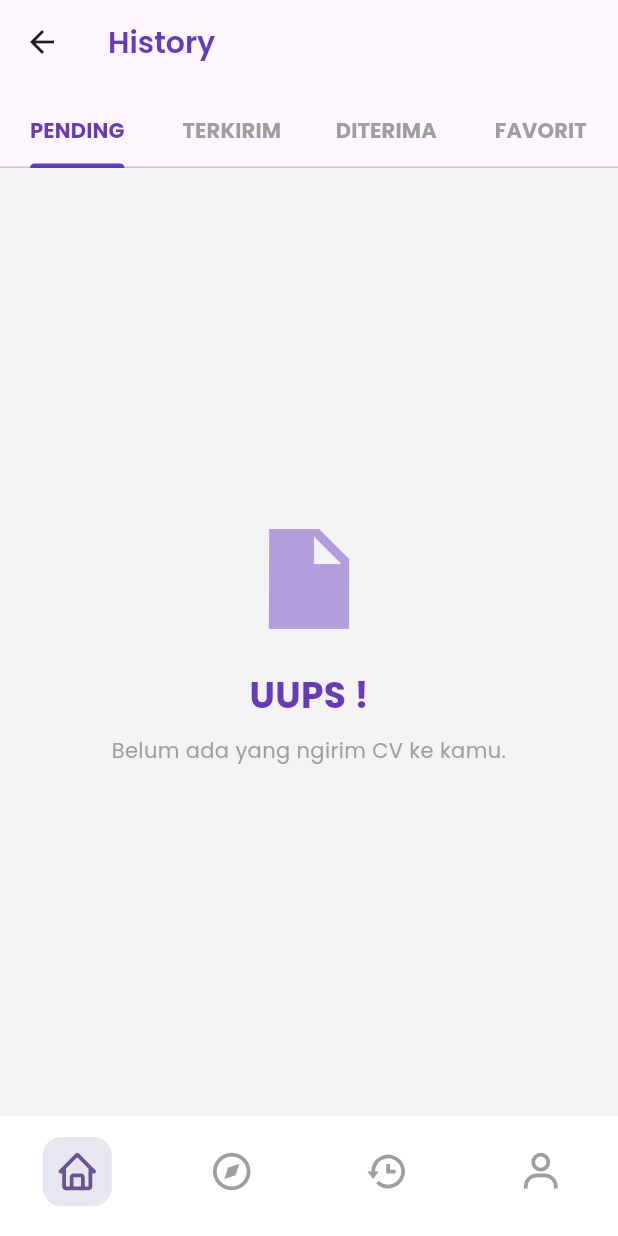
After one commit to Shdhz/Taaruf-app, a Flutter app: the History screen opened by its route, on a phone screen of 412 x 824 dp. The commit adds this screen. Run offline on Flutter 3.47's test engine with Material 3 defaults, Android fonts, the phone set to English and light mode, and no system bars; our stand-ins replace get, google_fonts, icons_plus.

Commit message:
add: history page

```diff
--- /dev/null
+++ b/lib/pages/history.dart
@@ -0,0 +1,102 @@
+import 'package:flutter/material.dart';
+import 'package:get/get.dart';
+import 'package:taaruf_app/pages/tab_bar_history/pending.dart';
+
+import '../widget/bottomnav/bottom_nav.dart';
+import '../widget/tabBar/tab_bar_view.dart';
+
+class History extends StatefulWidget {
+  const History({super.key});
+
+  static const List<String> tabs = [
+    'PENDING',
+    'TERKIRIM',
+    'DITERIMA',
+    'FAVORIT',
+  ];
+
+  @override
+  State<History> createState() => _HistoryState();
+}
+
+class _HistoryState extends State<History> with SingleTickerProviderStateMixin {
+  late TabController _tabController;
+  int initialTabIndex = 0;
+
+  @override
+  void initState() {
+    super.initState();
+
+    final dynamic arg = Get.arguments?['initialTab'];
+    if (arg is int) {
+      initialTabIndex = arg.clamp(0, History.tabs.length - 1);
+    } else if (arg is String) {
+      final index = History.tabs.indexWhere(
+        (t) => t.toLowerCase() == arg.toLowerCase(),
+      );
+      if (index != -1) {
+        initialTabIndex = index;
+      }
+    }
+
+    _tabController = TabController(
+      length: History.tabs.length,
+      vsync: this,
+      initialIndex: initialTabIndex,
+    );
+  }
+
+  @override
+  void dispose() {
+    _tabController.dispose();
+    super.dispose();
+  }
+
+  @override
+  Widget build(BuildContext context) {
+    return Scaffold(
+      appBar: AppBar(
+        title: const Text(
+          "History",
+          style: TextStyle(color: Colors.deepPurple),
+        ),
+        bottom: CustomTabBar(controller: _tabController, tabs: History.tabs),
+      ),
+      body: TabBarView(
+        controller: _tabController,
+        children:
+            History.tabs.map((tab) {
+              switch (tab.toUpperCase()) {
+                case 'PENDING':
+                  return const PendingTab();
+                case 'TERKIRIM':
+                  return EmptyTabContent(
+                    title: "UUPS !",
+                    message: "Belum ada data terkirim.",
+                    image: Icons.outbox,
+                    tabs: [],
+                  );
+                case 'DITERIMA':
+                  return EmptyTabContent(
+                    title: "UUPS !",
+                    message: "Belum ada data diterima.",
+                    image: Icons.inbox,
+                    tabs: [],
+                  );
+                case 'FAVORIT':
+                  return EmptyTabContent(
+                    title: "UUPS !",
+                    message: "Belum ada data favorit.",
+                    image: Icons.favorite_border,
+                    tabs: [],
+                  );
+                default:
+                  return const SizedBox(); // fallback jika tab tidak ditemukan
+              }
+            }).toList(),
+      ),
+
+      bottomNavigationBar: CustomBottomNav(),
+    );
+  }
+}
--- /dev/null
+++ b/lib/pages/tab_bar_history/pending.dart
@@ -0,0 +1,24 @@
+import 'package:flutter/material.dart';
+
+import '../../widget/tabBar/tab_bar_view.dart';
+
+class PendingTab extends StatelessWidget {
+  const PendingTab({super.key});
+
+  @override
+  Widget build(BuildContext context) {
+    return Center(
+      child: Column(
+        mainAxisAlignment: MainAxisAlignment.center,
+        children: [
+          EmptyTabContent(
+            title: "UUPS !",
+            message: "Belum ada yang ngirim CV ke kamu.",
+            image: Icons.insert_drive_file_sharp,
+            tabs: [],
+          ),
+        ],
+      ),
+    );
+  }
+}
--- a/lib/routes/app_pages.dart
+++ b/lib/routes/app_pages.dart
@@ -2,6 +2,7 @@ import 'package:get/get.dart';
 import 'package:taaruf_app/auth/login.dart';
 import 'package:taaruf_app/pages/beranda.dart';
 import 'package:taaruf_app/pages/carousel_home.dart';
+import '../pages/history.dart';
 import '../pages/profile.dart';
 import '../auth/register.dart';
 import '../pages/find_couple.dart';
@@ -37,5 +38,9 @@ class AppPages {
       name: AppRoutes.profile,
       page: () => const Profile(),
     ),
+    GetPage(
+      name: AppRoutes.history,
+      page: () => const History(),
+    ),
   ];
 }
--- a/lib/widget/bottomnav/bottom_nav.dart
+++ b/lib/widget/bottomnav/bottom_nav.dart
@@ -19,7 +19,7 @@ class BottomNavController extends GetxController {
         Get.offNamed(AppRoutes.explore);
         break;
       case 2:
-        Get.offNamed(AppRoutes.profile);
+        Get.offNamed(AppRoutes.history);
         break;
       case 3:
         Get.offNamed(AppRoutes.profile);
--- /dev/null
+++ b/lib/widget/tabBar/tab_bar_view.dart
@@ -0,0 +1,71 @@
+import 'package:flutter/material.dart';
+
+class EmptyTabContent extends StatelessWidget {
+  final String title;
+  final String message;
+  final IconData image;
+
+  const EmptyTabContent({
+    super.key,
+    required this.title,
+    required this.message,
+    required this.image,
+    required List<String> tabs,
+  });
+
+  @override
+  Widget build(BuildContext context) {
+    return Center(
+      child: Padding(
+        padding: const EdgeInsets.symmetric(horizontal: 30.0),
+        child: Column(
+          mainAxisAlignment: MainAxisAlignment.center,
+          children: [
+            Icon(image, size: 80, color: Colors.deepPurple[200]),
+            SizedBox(height: 20),
+            Text(
+              title,
+              style: TextStyle(
+                fontSize: 24,
+                color: Colors.deepPurple,
+                fontWeight: FontWeight.bold,
+              ),
+            ),
+            SizedBox(height: 10),
+            Text(
+              message,
+              textAlign: TextAlign.center,
+              style: TextStyle(color: Colors.grey),
+            ),
+          ],
+        ),
+      ),
+    );
+  }
+}
+
+class CustomTabBar extends StatelessWidget implements PreferredSizeWidget {
+  final List<String> tabs;
+  final TabController controller;
+
+  const CustomTabBar({
+    super.key,
+    required this.tabs,
+    required this.controller,
+  });
+
+  @override
+  Size get preferredSize => const Size.fromHeight(kToolbarHeight);
+
+  @override
+  Widget build(BuildContext context) {
+    return TabBar(
+      controller: controller,
+      tabs: tabs.map((t) => Tab(text: t)).toList(),
+      indicatorColor: Colors.deepPurple,
+      labelColor: Colors.deepPurple,
+      unselectedLabelColor: Colors.grey,
+      labelStyle: const TextStyle(fontWeight: FontWeight.bold),
+    );
+  }
+}
```
Also changed, not shown: lib/pages/tab_bar_history/accepted.dart (added), lib/pages/tab_bar_history/favorite.dart (added), lib/pages/tab_bar_history/sent.dart (added).
